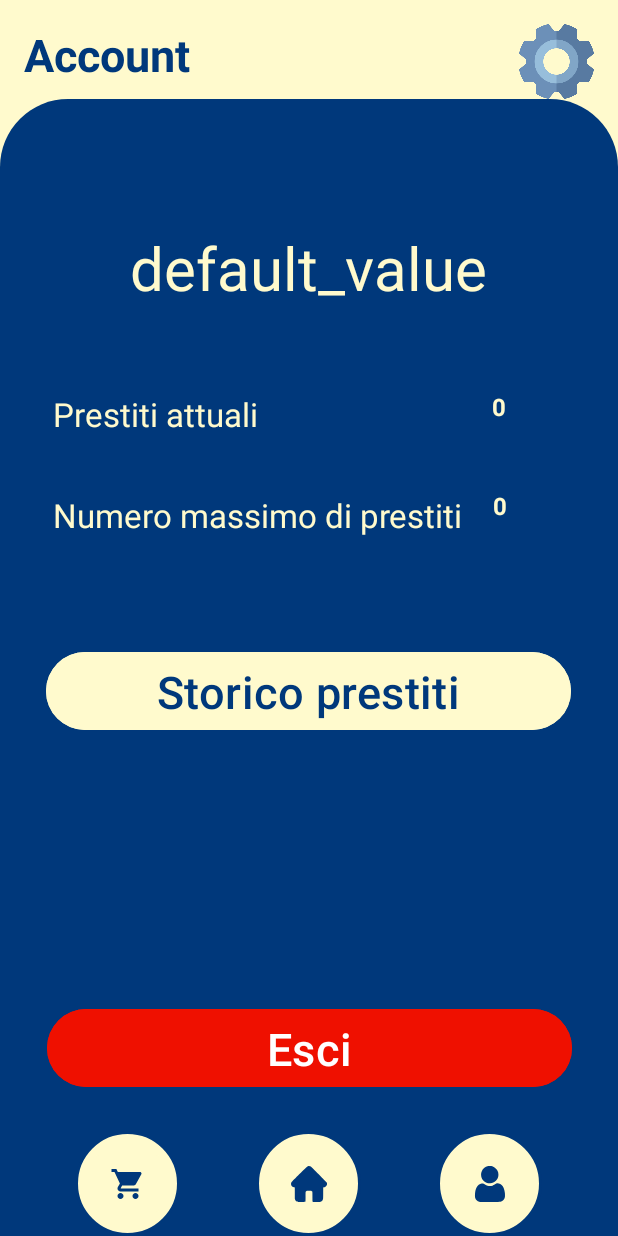
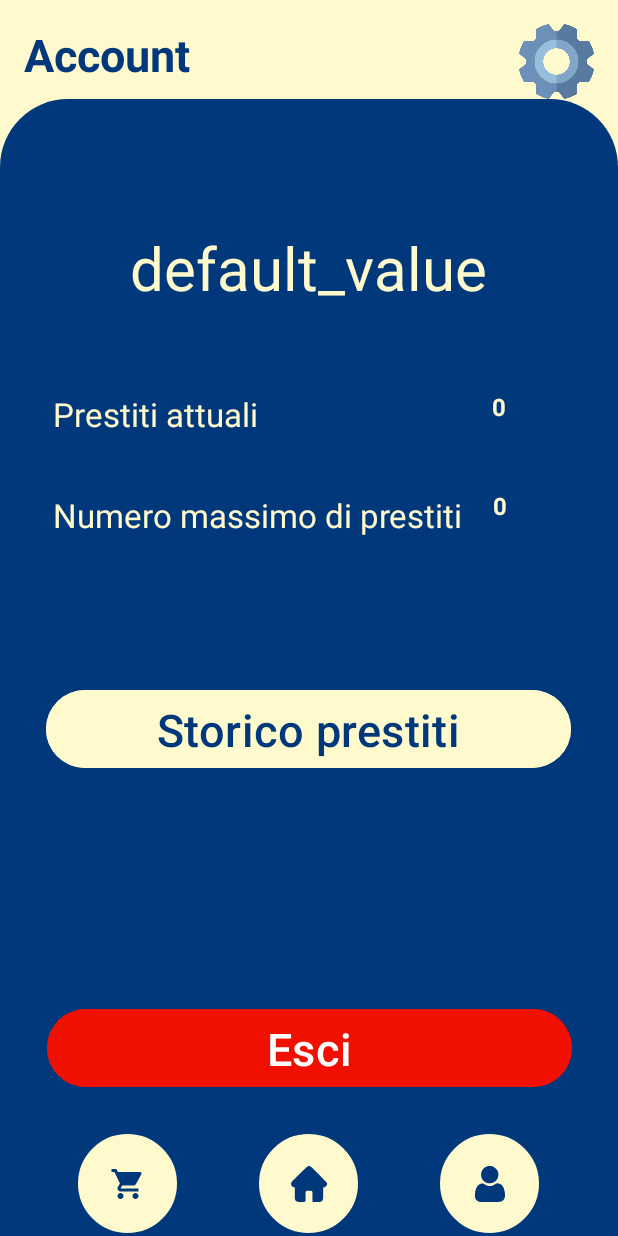
Before and after one commit to AntonioTagliafierro/TheLibrariansApp, an Android app: the ProfiloActivity screen opened directly, with no data from a screen before it, on a phone screen of 412 x 824 dp. Run offline under Robolectric (Android 15) with nearby library versions, the phone set to English and light mode, and no system bars; 2 statements that could not run were skipped.

Commit message:
modifiche grafiche

```diff
--- a/app/src/main/res/layout/activity_profilo.xml
+++ b/app/src/main/res/layout/activity_profilo.xml
@@ -90,17 +90,15 @@
             android:layout_width="350dp"
             android:layout_height="60dp"
             android:layout_marginStart="52dp"
-            android:layout_marginTop="14dp"
             android:layout_marginEnd="53dp"
-            android:layout_marginBottom="220dp"
+            android:layout_marginBottom="240dp"
             android:backgroundTint="@color/lemon_cream"
             android:text="Storico prestiti"
             android:textColor="@color/navy"
             android:textSize="30sp"
             app:layout_constraintBottom_toBottomOf="parent"
             app:layout_constraintEnd_toEndOf="parent"
-            app:layout_constraintStart_toStartOf="parent"
-            app:layout_constraintTop_toBottomOf="@+id/maxNumPrestitiTextView" />
+            app:layout_constraintStart_toStartOf="parent" />
 
         <TextView
             android:id="@+id/NumPrestitiAttualiTV"
```
